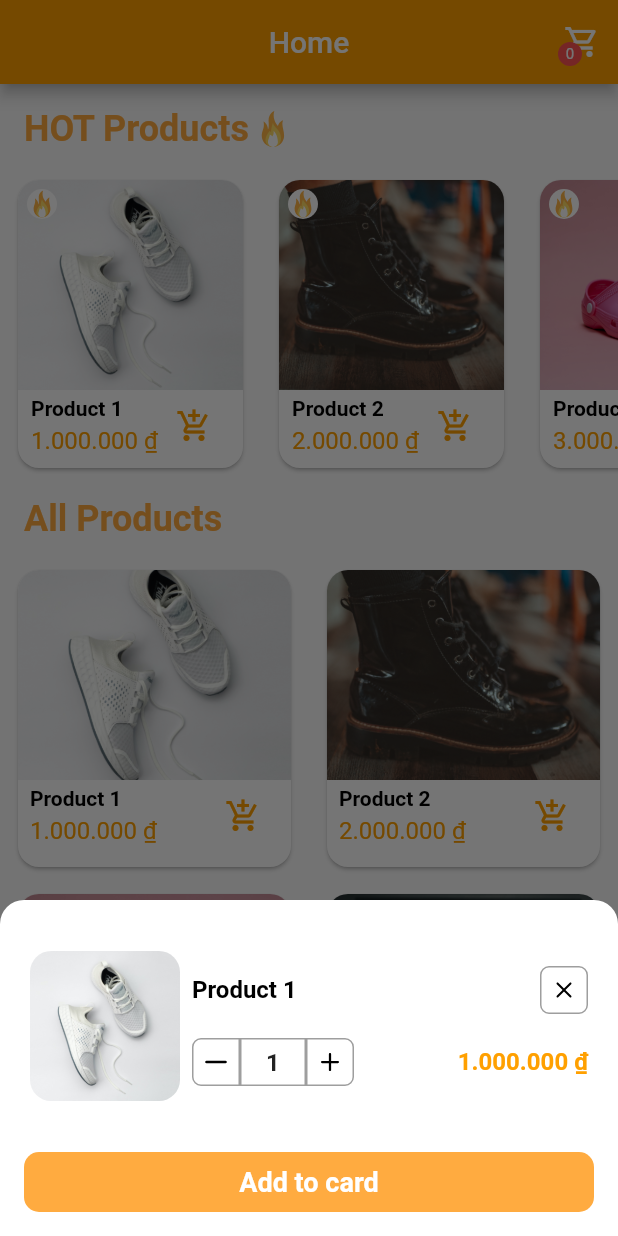
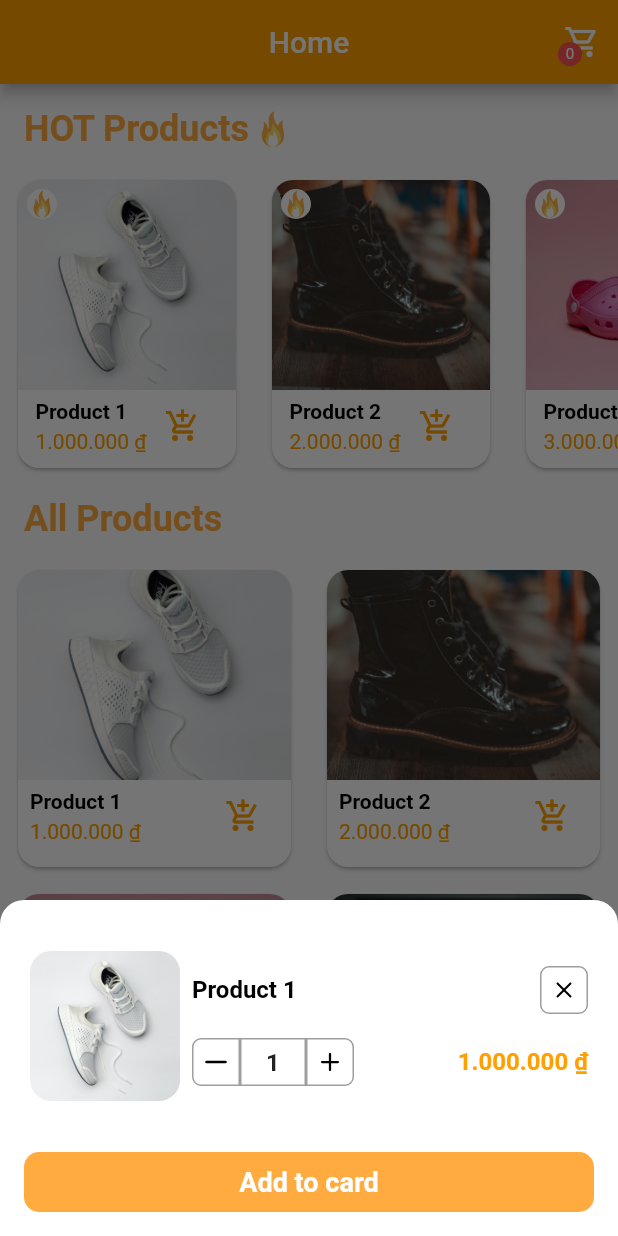
Before and after one commit to BaoTrung37/shopping_cart_bloc, a Flutter app: the screen it shows after launch, after a tap on the "add shopping cart" icon, on a phone screen of 412 x 824 dp. Run offline on Flutter 3.47's test engine with Material 2 defaults, Android fonts, the phone set to English and light mode, and no system bars; our stand-ins replace flutter_bloc, flutter_svg, freezed_annotation.

Commit message:
refactor code

```diff
--- a/lib/ui/views/home/home_view.dart
+++ b/lib/ui/views/home/home_view.dart
@@ -19,6 +19,12 @@ class HomeView extends StatefulWidget {
 }
 
 class _HomeViewState extends State<HomeView> {
+  @override
+  void dispose() {
+    // TODO: implement dispose
+    super.dispose();
+  }
+
   @override
   Widget build(BuildContext context) {
     var shoppingCartButton = IconButton(
@@ -188,6 +194,8 @@ class _HotProductListView extends StatelessWidget {
   final List<Product> hotProducts;
   @override
   Widget build(BuildContext context) {
+    final width = MediaQuery.of(context).size.width / 3 + 8;
+
     return SliverToBoxAdapter(
       child: SizedBox(
         height: 200,
@@ -200,7 +208,7 @@ class _HotProductListView extends StatelessWidget {
               padding: const EdgeInsets.symmetric(horizontal: 8),
               child: ProductCardItem(
                 height: 200,
-                width: 150,
+                width: width,
                 isHotProduct: true,
                 product: product,
                 onTap: () async {
--- a/lib/ui/widgets/product_card_item.dart
+++ b/lib/ui/widgets/product_card_item.dart
@@ -76,7 +76,7 @@ class ProductCardItem extends StatelessWidget {
                       product.price.toCurrencyString(),
                       style: TextStyle(
                         color: Colors.amber[700],
-                        fontSize: 16,
+                        fontSize: 14,
                       ),
                     ),
                   ],
```
